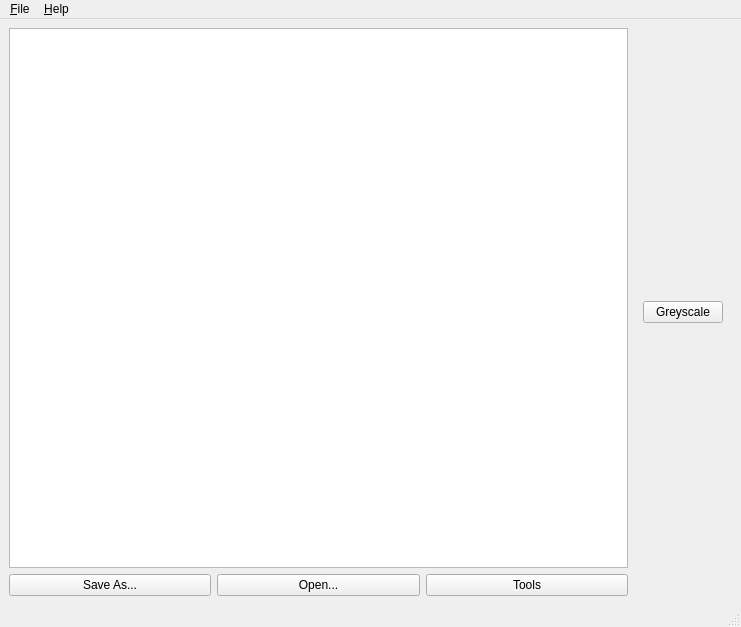
hippalus/van-gogh, file goghviewer.ui: the form before one commit.
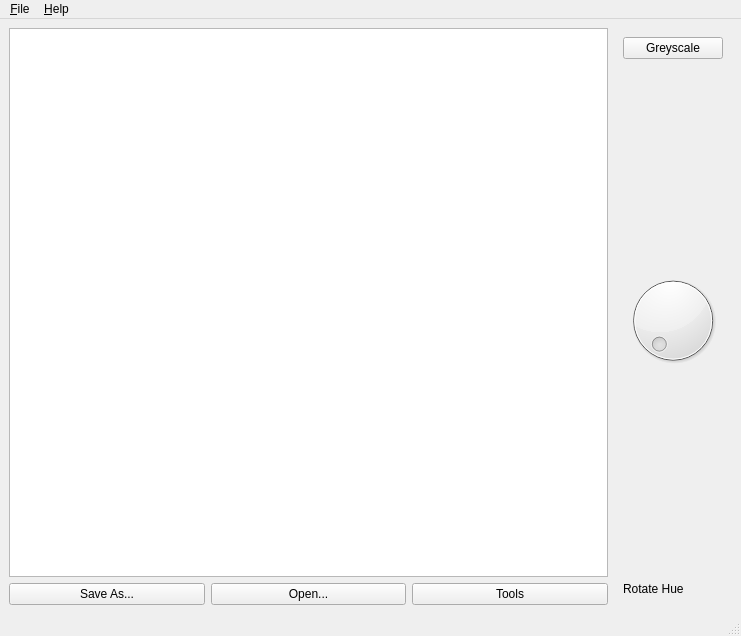
The form after the commit.

Diff of the .ui file:
```diff
--- a/goghviewer.ui
+++ b/goghviewer.ui
@@ -55,6 +55,29 @@
          <bool>true</bool>
         </property>
         <layout class="QGridLayout" name="tool_layout">
+         <item row="2" column="0" alignment="Qt::AlignBottom">
+          <widget class="QDial" name="dialHueRotate">
+           <property name="minimumSize">
+            <size>
+             <width>100</width>
+             <height>511</height>
+            </size>
+           </property>
+           <property name="maximumSize">
+            <size>
+             <width>100</width>
+             <height>100</height>
+            </size>
+           </property>
+          </widget>
+         </item>
+         <item row="3" column="0">
+          <widget class="QLabel" name="labelHueRotate">
+           <property name="text">
+            <string>Rotate Hue</string>
+           </property>
+          </widget>
+         </item>
          <item row="0" column="0">
           <widget class="QPushButton" name="btnToolGreyscale">
            <property name="font">
@@ -67,6 +90,19 @@
            </property>
           </widget>
          </item>
+         <item row="1" column="0">
+          <spacer name="verticalSpacer">
+           <property name="orientation">
+            <enum>Qt::Vertical</enum>
+           </property>
+           <property name="sizeHint" stdset="0">
+            <size>
+             <width>20</width>
+             <height>100</height>
+            </size>
+           </property>
+          </spacer>
+         </item>
         </layout>
        </widget>
       </item>
```
